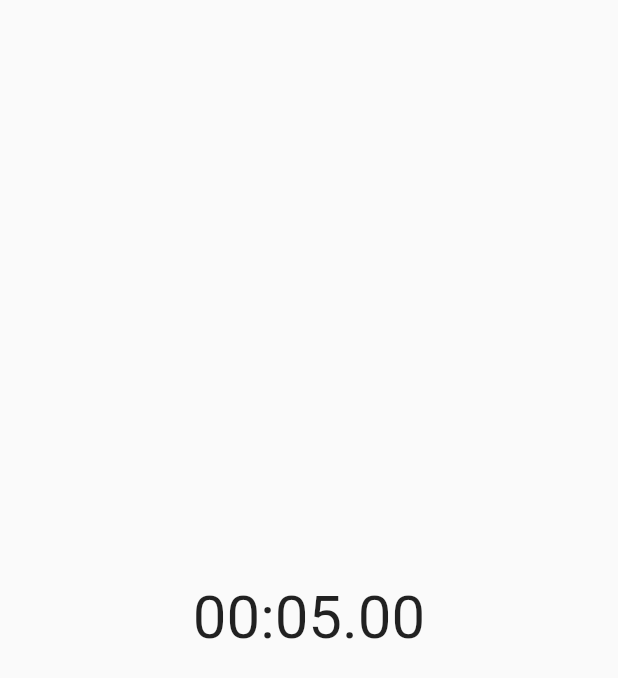
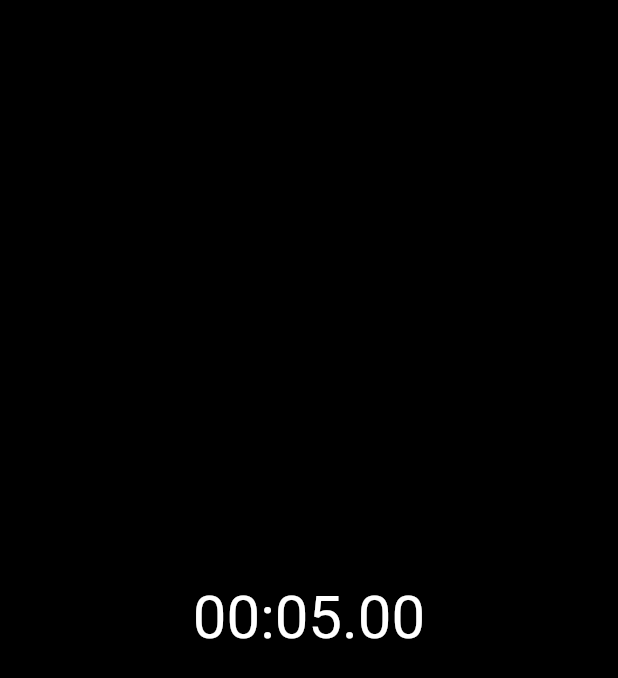
Before and after one commit to ditateum/stopwatch_flutter, a Flutter app: the screen it shows after launch, on a phone screen of 412 x 824 dp. Shown: the top 678 px of the screen. Run offline on Flutter 3.47's test engine with Material 2 defaults, Android fonts, the phone set to English and light mode, and no system bars.

Commit message:
dark mode and custom system ui overlay

```diff
--- a/lib/main.dart
+++ b/lib/main.dart
@@ -1,4 +1,5 @@
 import 'package:flutter/material.dart';
+import 'package:flutter/services.dart';
 import 'package:stopwatch_flutter/ui/stopwatch.dart';
 
 void main() {
@@ -10,9 +11,12 @@ class MyApp extends StatelessWidget {
 
   @override
   Widget build(BuildContext context) {
-    return const MaterialApp(
+    return MaterialApp(
       debugShowCheckedModeBanner: false,
-      home: MyHomePage(),
+      theme: ThemeData.dark().copyWith(
+        scaffoldBackgroundColor: Colors.black,
+      ),
+      home: const MyHomePage(),
     );
   }
 }
@@ -24,9 +28,12 @@ class MyHomePage extends StatelessWidget {
 
   @override
   Widget build(BuildContext context) {
-    return const Scaffold(
-      body: Center(
-        child: Stopwatch(),
+    return const AnnotatedRegion<SystemUiOverlayStyle>(
+      value: SystemUiOverlayStyle.light,
+      child: Scaffold(
+        body: Center(
+          child: Stopwatch(),
+        ),
       ),
     );
   }
```
